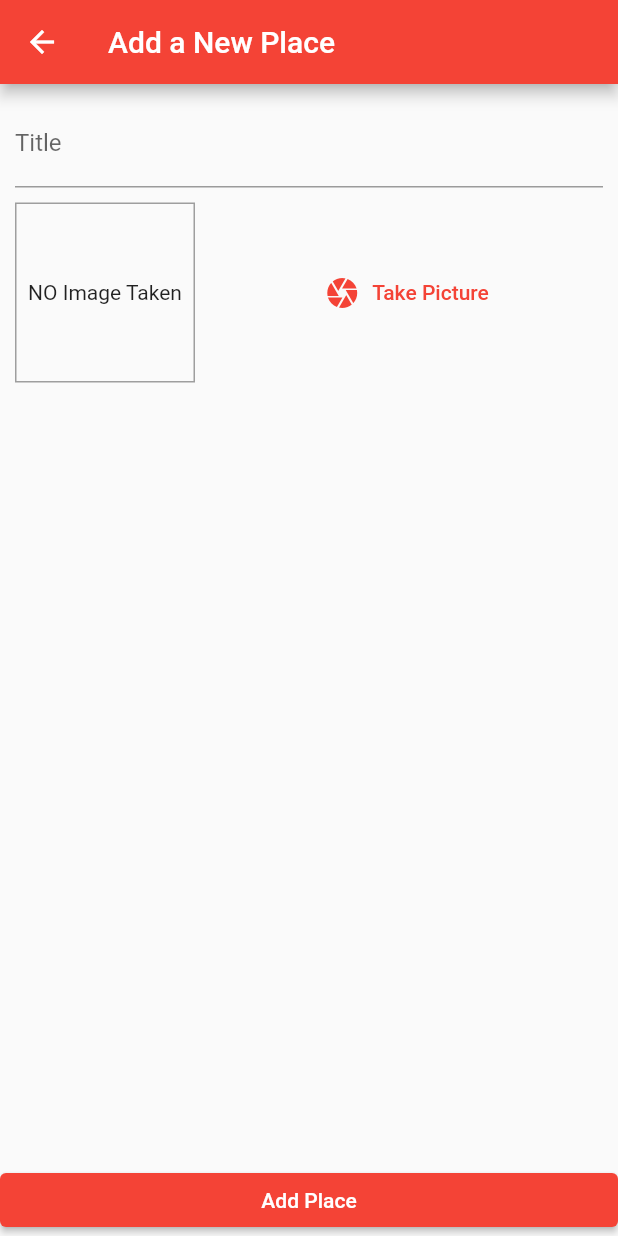
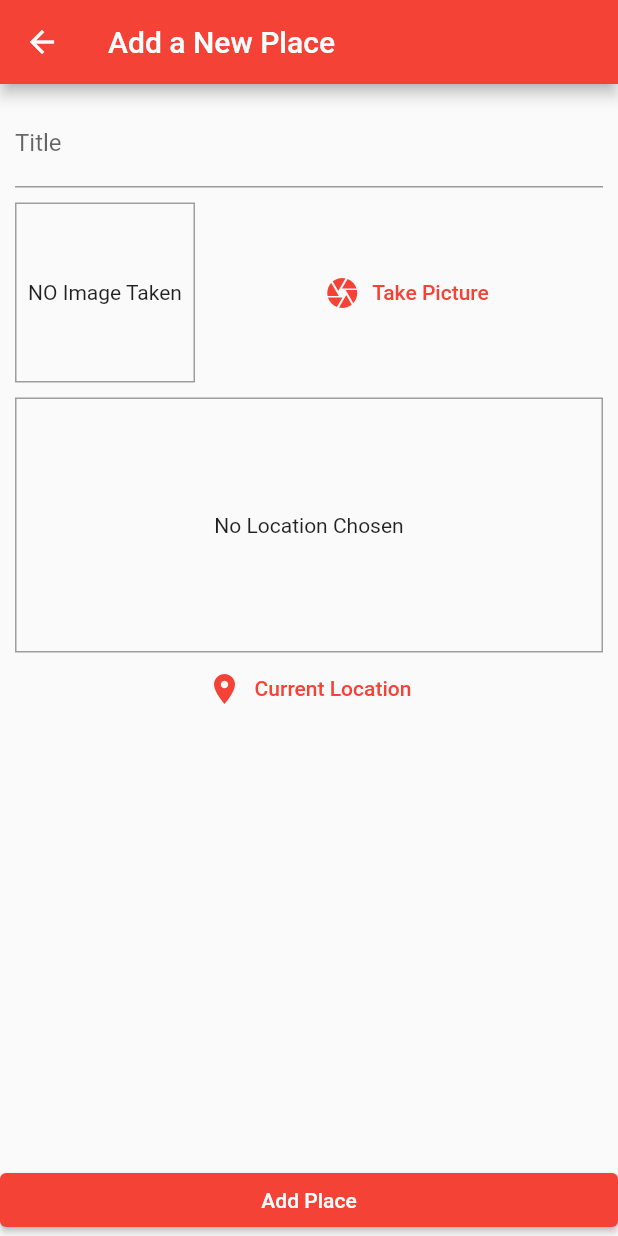
Before and after one commit to akhildevj/flutter-maps-app, a Flutter app: the screen it shows after launch, after a tap on the "add" icon, on a phone screen of 412 x 824 dp. Run offline on Flutter 3.47's test engine with Material 2 defaults, Android fonts, the phone set to English and light mode, and no system bars; our stand-ins replace image_picker, location, sqflite; accounts and stored records are empty; network calls fail.

Commit message:
Implemented Location Feature

```diff
--- a/lib/helpers/db_helper.dart
+++ b/lib/helpers/db_helper.dart
@@ -4,7 +4,7 @@ import 'package:sqflite/sqflite.dart';
 class DBHelper {
   static Future<Database> database() async {
     const String createQuery =
-        'CREATE TABLE places (id TEXT PRIMARY KEY, title TEXT, image TEXT);';
+        'CREATE TABLE places (id TEXT PRIMARY KEY, title TEXT, image TEXT, latitude REAL, longitude REAL, address TEXT);';
 
     final dbPath = await getDatabasesPath();
     return openDatabase(join(dbPath, 'places.db'),
--- a/lib/main.dart
+++ b/lib/main.dart
@@ -1,6 +1,7 @@
 import 'package:flutter/material.dart';
 import 'package:maps_app/providers/places.dart';
 import 'package:maps_app/screens/add_place.dart';
+import 'package:maps_app/screens/place_detail.dart';
 import 'package:maps_app/screens/place_list.dart';
 import 'package:provider/provider.dart';
 
@@ -21,7 +22,10 @@ class MyApp extends StatelessWidget {
             primarySwatch: Colors.red,
           ),
           home: const PlaceListScreen(),
-          routes: {AddPlaceScreen.routeName: (_) => const AddPlaceScreen()}),
+          routes: {
+            AddPlaceScreen.routeName: (_) => const AddPlaceScreen(),
+            PlaceDetailScreen.routeName: (_) => const PlaceDetailScreen()
+          }),
     );
   }
 }
--- a/lib/providers/places.dart
+++ b/lib/providers/places.dart
@@ -1,6 +1,7 @@
 import 'dart:io';
 import 'package:flutter/widgets.dart';
 import 'package:maps_app/helpers/db_helper.dart';
+import 'package:maps_app/helpers/location_helper.dart';
 import 'package:maps_app/models/place.dart';
 
 class PlacesProvider with ChangeNotifier {
@@ -10,11 +11,25 @@ class PlacesProvider with ChangeNotifier {
     return [..._items];
   }
 
-  void addPlace(String title, File image) {
+  Place findById(String id) {
+    return _items.firstWhere((item) => item.id == id);
+  }
+
+  Future<void> addPlace(
+      String title, File image, PlaceLocation location) async {
+    final address = await LocationHelper.getAddress(
+        latitude: location.latitude, longitude: location.longitude);
+
+    final updatedLocation = PlaceLocation(
+      latitude: location.latitude,
+      longitude: location.longitude,
+      address: address,
+    );
+
     final newPlace = Place(
       id: DateTime.now().toString(),
       title: title,
-      location: PlaceLocation(latitude: 100.10, longitude: 100.10),
+      location: updatedLocation,
       image: image,
     );
 
@@ -24,7 +39,10 @@ class PlacesProvider with ChangeNotifier {
     final data = {
       'id': newPlace.id,
       'title': newPlace.title,
-      'image': newPlace.image.path
+      'image': newPlace.image.path,
+      'latitude': newPlace.location.latitude,
+      'longitude': newPlace.location.longitude,
+      'address': newPlace.location.address as String
     };
     DBHelper.insert('places', data);
   }
@@ -33,10 +51,15 @@ class PlacesProvider with ChangeNotifier {
     final dataList = await DBHelper.getData('places');
     _items = dataList
         .map((item) => Place(
-            id: item['id'],
-            title: item['title'],
-            location: PlaceLocation(latitude: 100.10, longitude: 100.10),
-            image: File(item['image'])))
+              id: item['id'],
+              title: item['title'],
+              image: File(item['image']),
+              location: PlaceLocation(
+                latitude: item['latitude'],
+                longitude: item['longitude'],
+                address: item['address'],
+              ),
+            ))
         .toList();
 
     notifyListeners();
--- a/lib/screens/add_place.dart
+++ b/lib/screens/add_place.dart
@@ -1,7 +1,9 @@
 import 'dart:io';
 import 'package:flutter/material.dart';
+import 'package:maps_app/models/place.dart';
 import 'package:maps_app/providers/places.dart';
 import 'package:maps_app/widgets/image_input.dart';
+import 'package:maps_app/widgets/location_input.dart';
 import 'package:provider/provider.dart';
 
 class AddPlaceScreen extends StatefulWidget {
@@ -15,20 +17,27 @@ class AddPlaceScreen extends StatefulWidget {
 class _AddPlaceScreenState extends State<AddPlaceScreen> {
   final _titleController = TextEditingController();
   File? _pickedImage;
+  PlaceLocation? _pickedLocation;
 
   void _selectImage(File pickedImage) {
     _pickedImage = pickedImage;
   }
 
+  void _selectPlace(double latitude, double longitude) {
+    _pickedLocation = PlaceLocation(latitude: latitude, longitude: longitude);
+  }
+
   void _savePlace() {
-    if (_titleController.text.isEmpty || _pickedImage == null) {
+    if (_titleController.text.isEmpty ||
+        _pickedImage == null ||
+        _pickedLocation == null) {
       return;
     }
 
     Provider.of<PlacesProvider>(context, listen: false).addPlace(
-      _titleController.text,
-      _pickedImage as File,
-    );
+        _titleController.text,
+        _pickedImage as File,
+        _pickedLocation as PlaceLocation);
 
     Navigator.of(context).pop();
   }
@@ -52,6 +61,8 @@ class _AddPlaceScreenState extends State<AddPlaceScreen> {
                     ),
                     const SizedBox(height: 10),
                     ImageInput(onSelectImage: _selectImage),
+                    const SizedBox(height: 10),
+                    LocationInput(onSelectPlace: _selectPlace)
                   ],
                 ),
               ),
--- /dev/null
+++ b/lib/widgets/location_input.dart
@@ -0,0 +1,59 @@
+import 'package:flutter/material.dart';
+import 'package:location/location.dart';
+import 'package:maps_app/helpers/location_helper.dart';
+
+class LocationInput extends StatefulWidget {
+  final Function onSelectPlace;
+
+  const LocationInput({Key? key, required this.onSelectPlace})
+      : super(key: key);
+
+  @override
+  State<LocationInput> createState() => _LocationInputState();
+}
+
+class _LocationInputState extends State<LocationInput> {
+  String? _previewImageUrl;
+
+  Future<void> _getCurrentLocation() async {
+    try {
+      final locationData = await Location().getLocation();
+      final staticMapImageUrl = LocationHelper.getLocationPreview(
+        latitude: locationData.latitude as double,
+        longitude: locationData.longitude as double,
+      );
+      setState(() => _previewImageUrl = staticMapImageUrl);
+
+      widget.onSelectPlace(locationData.latitude, locationData.longitude);
+    } catch (err) {
+      return;
+    }
+  }
+
+  @override
+  Widget build(BuildContext context) {
+    return Column(
+      children: [
+        Container(
+          height: 170,
+          width: double.infinity,
+          alignment: Alignment.center,
+          decoration:
+              BoxDecoration(border: Border.all(width: 1, color: Colors.grey)),
+          child: _previewImageUrl == null
+              ? const Text('No Location Chosen', textAlign: TextAlign.center)
+              : Image.network(
+                  _previewImageUrl as String,
+                  fit: BoxFit.cover,
+                  width: double.infinity,
+                ),
+        ),
+        TextButton.icon(
+          onPressed: _getCurrentLocation,
+          icon: const Icon(Icons.location_on),
+          label: const Text('Current Location'),
+        ),
+      ],
+    );
+  }
+}
--- a/pubspec.yaml
+++ b/pubspec.yaml
@@ -34,6 +34,8 @@ dependencies:
   path_provider: ^2.0.9
   path: ^1.8.0
   sqflite: ^2.0.2
+  location: ^4.3.0
+  http: ^0.13.4
 
   # The following adds the Cupertino Icons font to your application.
   # Use with the CupertinoIcons class for iOS style icons.
```
Also changed, not shown: lib/helpers/location_helper.dart (added, +32 -0 lines), lib/screens/place_detail.dart (+89 -0 lines), lib/screens/place_list.dart (+10 -4 lines), pubspec.lock.
